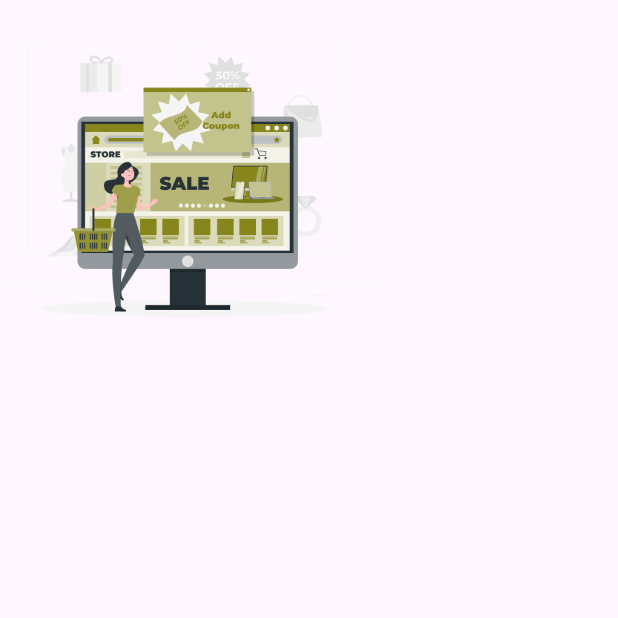
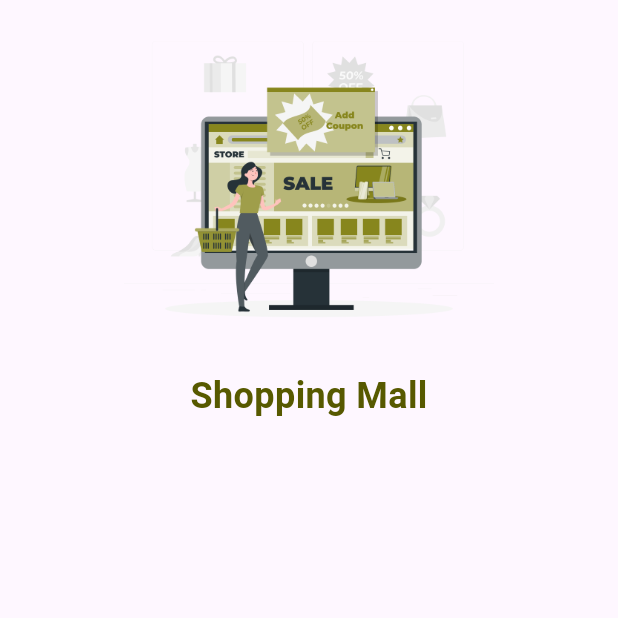
Before and after one commit to atprogrammer/ShoppingMall, a Flutter app: the screen it shows after launch, on a phone screen of 412 x 824 dp, the top half of it. Run offline on Flutter 3.47's test engine with Material 3 defaults, Android fonts, the light colour scheme and no system bars.

Commit message:
update 9 สค 67 12.06

```diff
--- a/lib/states/authen.dart
+++ b/lib/states/authen.dart
@@ -1,10 +1,12 @@
 import 'package:flutter/material.dart'; // นำเข้าแพ็คเกจที่ใช้สร้าง UI สำหรับแอปพลิเคชัน
 import 'package:shoppingmall/utility/my_constant.dart'; // นำเข้าไฟล์ที่มีตัวแปรคงที่ที่ใช้ในแอป
 import 'package:shoppingmall/widgets/show_image.dart'; // นำเข้าไฟล์ที่ใช้แสดงภาพ
+import 'package:shoppingmall/widgets/show_title.dart'; // นำเข้าไฟล์ที่ใช้แสดงข้อความหรือหัวข้อ
 
 // คลาส Authen เป็นคลาส StatefulWidget ที่จะสร้างหน้า UI สำหรับการตรวจสอบสิทธิ์
 class Authen extends StatefulWidget {
-  const Authen({super.key}); // คอนสตรัคเตอร์ที่เรียกใช้ super.key เพื่อเก็บคีย์ของ widget
+  const Authen(
+      {super.key}); // คอนสตรัคเตอร์ที่เรียกใช้ super.key เพื่อเก็บคีย์ของ widget
 
   @override
   State<Authen> createState() => _AuthenState(); // สร้าง State ของหน้า Authen
@@ -13,15 +15,52 @@ class Authen extends StatefulWidget {
 // คลาส _AuthenState เป็นคลาสย่อยของ State ที่ใช้ควบคุมหน้า Authen
 class _AuthenState extends State<Authen> {
   @override
-  Widget build(BuildContext context) { // เมธอด build ใช้ในการสร้าง UI ของหน้า
-    double size = MediaQuery.of(context).size.width; // เก็บความกว้างของหน้าจอในตัวแปร size
+  Widget build(BuildContext context) {
+    // เมธอด build ใช้ในการสร้าง UI ของหน้า
+    double size = MediaQuery.of(context)
+        .size
+        .width; // เก็บความกว้างของหน้าจอในตัวแปร size
     return Scaffold(
       body: SafeArea(
-        child: Container(
-          width: size * 0.6, // กำหนดความกว้างของ Container เป็น 60% ของความกว้างหน้าจอ
-          child: ShowImage(path: MyConstant.image1), // แสดงภาพจาก ShowImage โดยใช้ path จาก MyConstant
+        child: ListView(
+          // ใช้ ListView เพื่อแสดงเนื้อหาหลายๆ ส่วนแบบเลื่อนขึ้นลงได้
+          children: [
+            buildImage(
+                size), // เรียกใช้ฟังก์ชัน buildImage เพื่อแสดงภาพในหน้า UI
+            buildAppName(), // เรียกใช้ฟังก์ชัน buildAppName เพื่อแสดงชื่อแอปในหน้า UI
+          ],
         ),
       ),
     );
   }
+
+  // ฟังก์ชัน buildAppName สร้างแถว (Row) ที่มีการจัดเรียงชื่อแอปให้อยู่กึ่งกลางของหน้าจอ
+  Row buildAppName() {
+    return Row(
+      mainAxisAlignment: MainAxisAlignment.center, // จัดตำแหน่ง Row ให้อยู่กึ่งกลางแนวนอน
+      children: [
+        ShowTitle(
+          title: MyConstant.appName, // แสดงชื่อแอปโดยใช้ค่า appName จาก MyConstant
+          testStyle: MyConstant().h1Style(), // ใช้รูปแบบข้อความจากฟังก์ชัน h1Style ใน MyConstant
+        ),
+      ],
+    );
+  }
+
+  // ฟังก์ชัน buildImage สร้างแถว (Row) ที่มีการจัดเรียงภาพให้อยู่กึ่งกลางของหน้าจอ
+  Row buildImage(double size) {
+    return Row(
+      mainAxisAlignment:
+          MainAxisAlignment.center, // จัดตำแหน่ง Row ให้อยู่กึ่งกลางแนวนอน
+      children: [
+        Container(
+          width: size *
+              0.6, // กำหนดความกว้างของ Container เป็น 60% ของความกว้างหน้าจอ
+          child: ShowImage(
+              path: MyConstant
+                  .image1), // แสดงภาพจาก ShowImage โดยใช้ path จาก MyConstant
+        ),
+      ],
+    );
+  }
 }
--- a/lib/utility/my_constant.dart
+++ b/lib/utility/my_constant.dart
@@ -1,3 +1,6 @@
+
+import 'package:flutter/material.dart';
+
 class MyConstant {
   // General
   static const String appName = 'Shopping Mall'; // ชื่อของแอปพลิเคชันที่ใช้ทั่วทั้งแอป
@@ -14,4 +17,31 @@ class MyConstant {
   static const String image2 = 'images/image2.png'; // ที่อยู่ไฟล์ของภาพ image2
   static const String image3 = 'images/image3.png'; // ที่อยู่ไฟล์ของภาพ image3
   static const String image4 = 'images/image4.png'; // ที่อยู่ไฟล์ของภาพ image4
+
+  // Color
+  static const Color primary = Color(0xff87861d); // สีหลักที่ใช้ในแอป
+  static const Color dark = Color(0xff575900); // สีเข้มที่ใช้ในแอป
+  static const Color light = Color(0xffb9b64e); // สีอ่อนที่ใช้ในแอป
+
+  // Style
+  // กำหนดรูปแบบตัวอักษรสำหรับหัวข้อระดับ 1 (ขนาด 24, หนา, สีเข้ม)
+  TextStyle h1Style() => TextStyle(
+    fontSize: 24,
+    fontWeight: FontWeight.bold,
+    color: dark,
+  );
+
+  // กำหนดรูปแบบตัวอักษรสำหรับหัวข้อระดับ 2 (ขนาด 18, หนาพอสมควร, สีเข้ม)
+  TextStyle h2Style() => TextStyle(
+    fontSize: 18,
+    fontWeight: FontWeight.w700,
+    color: dark,
+  );
+
+  // กำหนดรูปแบบตัวอักษรสำหรับหัวข้อระดับ 3 (ขนาด 14, น้ำหนักปกติ, สีเข้ม)
+  TextStyle h3Style() => TextStyle(
+    fontSize: 14,
+    fontWeight: FontWeight.normal,
+    color: dark,
+  );
 }
--- /dev/null
+++ b/lib/widgets/show_title.dart
@@ -0,0 +1,19 @@
+import 'package:flutter/material.dart';
+
+class ShowTitle extends StatelessWidget {
+  final String title;
+  final TextStyle testStyle;
+  const ShowTitle({
+    super.key,
+    required this.title,
+    required this.testStyle,
+  });
+
+  @override
+  Widget build(BuildContext context) {
+    return Text(
+      title,
+      style: testStyle,
+    );
+  }
+}
```
